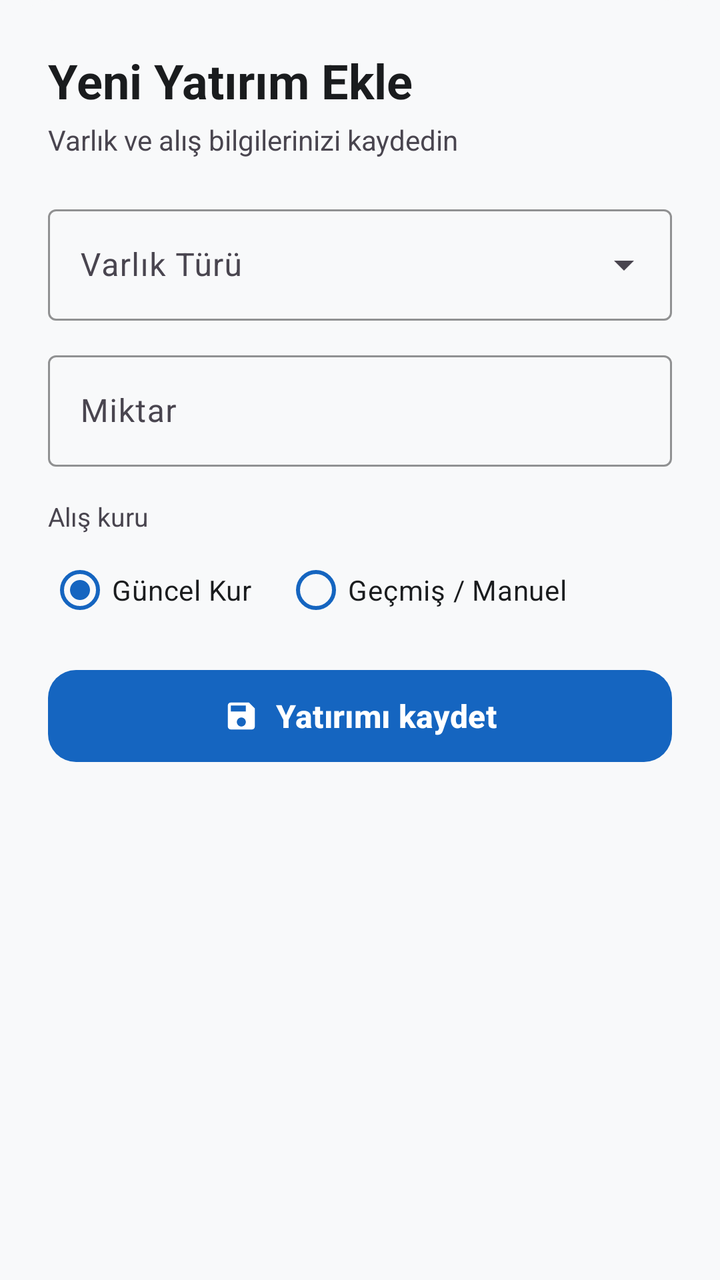
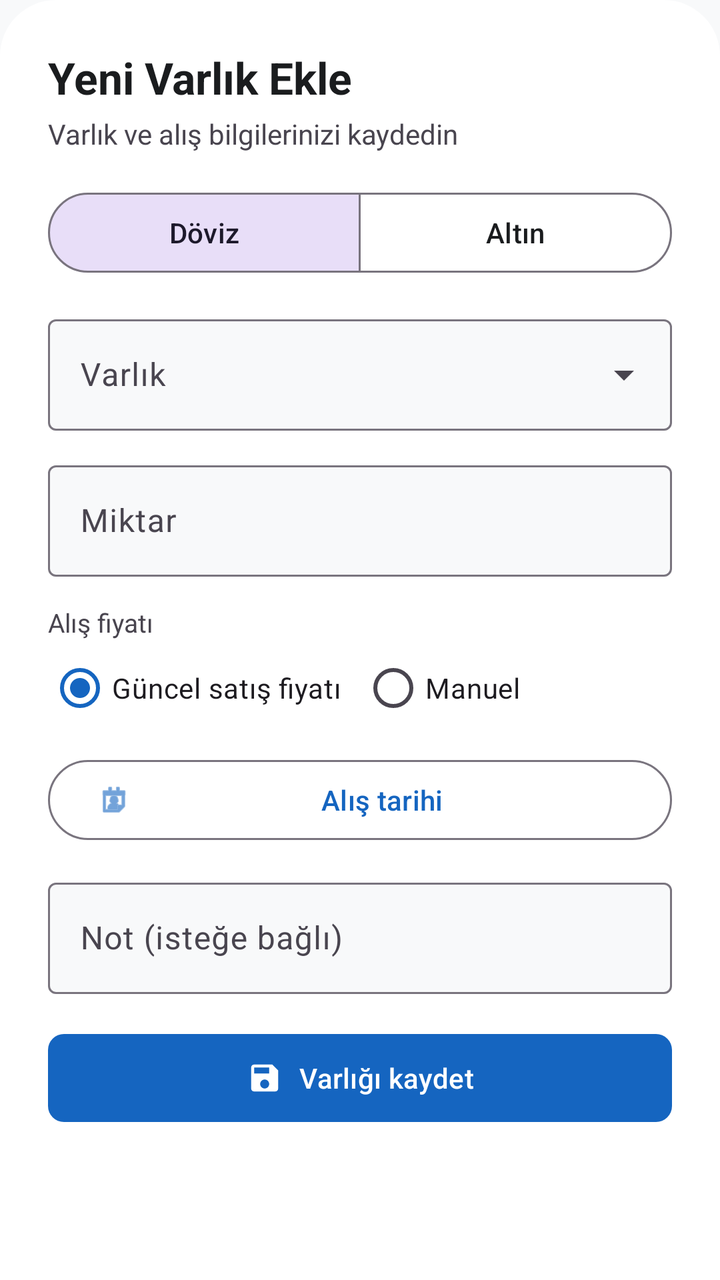

Compare the two renders of this Android layout. The source of the first and the diff that turns it into the second are given below.
<!-- AndroidManifest.xml: application theme Theme.DigitalWallet -->
<!-- res/layout/bottom_sheet_add_investment.xml -->
<?xml version="1.0" encoding="utf-8"?>
<androidx.core.widget.NestedScrollView
    xmlns:android="http://schemas.android.com/apk/res/android"
    xmlns:app="http://schemas.android.com/apk/res-auto"
    xmlns:tools="http://schemas.android.com/tools"
    android:layout_width="match_parent"
    android:layout_height="wrap_content"
    android:background="@drawable/bg_bottom_sheet_surface"
    android:fillViewport="true"
    android:overScrollMode="never">

    <LinearLayout
        android:layout_width="match_parent"
        android:layout_height="wrap_content"
    android:orientation="vertical"
    android:paddingStart="24dp"
    android:paddingTop="24dp"
    android:paddingEnd="24dp"
    android:paddingBottom="32dp">

    <TextView
        android:layout_width="wrap_content"
        android:layout_height="wrap_content"
        android:text="Yeni Yatırım Ekle"
        android:textColor="?attr/colorOnSurface"
        android:textSize="24sp"
        android:textStyle="bold" />

    <TextView
        android:layout_width="wrap_content"
        android:layout_height="wrap_content"
        android:layout_marginTop="4dp"
        android:layout_marginBottom="20dp"
        android:text="Varlık ve alış bilgilerinizi kaydedin"
        android:textColor="?attr/colorOnSurfaceVariant"
        android:textSize="14sp" />

    
    <com.google.android.material.textfield.TextInputLayout
        android:id="@+id/layoutAssetType"
        style="@style/Widget.Material3.TextInputLayout.OutlinedBox.ExposedDropdownMenu"
        android:layout_width="match_parent"
        android:layout_height="wrap_content"
        android:layout_marginBottom="12dp"
        android:hint="Varlık Türü"
        app:boxBackgroundColor="?attr/colorSurface"
        app:boxStrokeColor="?attr/colorPrimary"
        app:hintTextColor="?attr/colorOnSurfaceVariant"
        app:placeholderText="Örnek: USD, EUR veya Gram Altın">

        <com.google.android.material.textfield.MaterialAutoCompleteTextView
            android:id="@+id/etAssetType"
            android:layout_width="match_parent"
            android:layout_height="wrap_content"
            android:inputType="none"
            android:textColor="?attr/colorOnSurface"
            android:textColorHint="?attr/colorOnSurfaceVariant"
            tools:ignore="SpeakableTextPresentCheck" />

    </com.google.android.material.textfield.TextInputLayout>

    
    <com.google.android.material.textfield.TextInputLayout
        android:id="@+id/layoutInvestmentAmount"
        style="@style/Widget.Material3.TextInputLayout.OutlinedBox"
        android:layout_width="match_parent"
        android:layout_height="wrap_content"
        android:layout_marginBottom="12dp"
        android:hint="Miktar"
        app:boxBackgroundColor="?attr/colorSurface"
        app:boxStrokeColor="?attr/colorPrimary"
        app:hintTextColor="?attr/colorOnSurfaceVariant"
        app:placeholderText="Örnek: 1, 2,5 veya 10">

        <com.google.android.material.textfield.TextInputEditText
            android:id="@+id/etInvestmentAmount"
            android:layout_width="match_parent"
            android:layout_height="wrap_content"
            android:inputType="numberDecimal"
            android:textColor="?attr/colorOnSurface"
            android:textColorHint="?attr/colorOnSurfaceVariant"
            tools:ignore="SpeakableTextPresentCheck" />

    </com.google.android.material.textfield.TextInputLayout>

    
    <TextView
        android:layout_width="wrap_content"
        android:layout_height="wrap_content"
        android:layout_marginTop="4dp"
        android:layout_marginBottom="4dp"
        android:text="Alış kuru"
        android:textColor="?attr/colorOnSurfaceVariant"
        android:textSize="13sp" />

    
    <RadioGroup
        android:id="@+id/rgRateType"
        android:layout_width="match_parent"
        android:layout_height="wrap_content"
        android:layout_marginBottom="12dp"
        android:orientation="horizontal">

        <com.google.android.material.radiobutton.MaterialRadioButton
            android:id="@+id/rbCurrentRate"
            android:layout_width="wrap_content"
            android:layout_height="wrap_content"
            android:checked="true"
            android:text="Güncel Kur"
            android:textColor="?attr/colorOnSurface"
            app:buttonTint="?attr/colorPrimary" />

        <com.google.android.material.radiobutton.MaterialRadioButton
            android:id="@+id/rbManualRate"
            android:layout_width="wrap_content"
            android:layout_height="wrap_content"
            android:layout_marginStart="16dp"
            android:text="Geçmiş / Manuel"
            android:textColor="?attr/colorOnSurface"
            app:buttonTint="?attr/colorPrimary" />

    </RadioGroup>

    
    <com.google.android.material.textfield.TextInputLayout
        android:id="@+id/layoutManualRate"
        style="@style/Widget.Material3.TextInputLayout.OutlinedBox"
        android:layout_width="match_parent"
        android:layout_height="wrap_content"
        android:layout_marginBottom="16dp"
        android:hint="Alış Kuru"
        android:visibility="gone"
        app:boxBackgroundColor="?attr/colorSurface"
        app:boxStrokeColor="?attr/colorPrimary"
        app:hintTextColor="?attr/colorOnSurfaceVariant"
        app:placeholderText="Örnek: 34,50">

        <com.google.android.material.textfield.TextInputEditText
            android:id="@+id/etManualRate"
            android:layout_width="match_parent"
            android:layout_height="wrap_content"
            android:inputType="numberDecimal"
            android:textColor="?attr/colorOnSurface"
            android:textColorHint="?attr/colorOnSurfaceVariant"
            tools:ignore="SpeakableTextPresentCheck" />

    </com.google.android.material.textfield.TextInputLayout>

    <com.google.android.material.button.MaterialButton
        android:id="@+id/btnSaveInvestment"
        android:layout_width="match_parent"
        android:layout_height="wrap_content"
        android:minHeight="54dp"
        android:text="Yatırımı kaydet"
        android:textAllCaps="false"
        android:textColor="?attr/colorOnPrimary"
        android:textSize="16sp"
        android:textStyle="bold"
        app:backgroundTint="?attr/colorPrimary"
        app:cornerRadius="14dp"
        app:icon="@drawable/ic_save"
        app:iconGravity="textStart"
        app:iconPadding="8dp"
        app:iconTint="?attr/colorOnPrimary" />

    </LinearLayout>

</androidx.core.widget.NestedScrollView>
<!-- resources referenced by this layout -->
<resources>
  <!-- drawable bg_bottom_sheet_surface (drawable) -->
  <?xml version="1.0" encoding="utf-8"?>
  <shape xmlns:android="http://schemas.android.com/apk/res/android"
      android:shape="rectangle">
  
      <solid android:color="?attr/colorSurface" />
  
      <corners
          android:topLeftRadius="28dp"
          android:topRightRadius="28dp" />
  
  </shape>
  <!-- drawable ic_save (drawable) -->
  <?xml version="1.0" encoding="utf-8"?>
  <vector xmlns:android="http://schemas.android.com/apk/res/android"
      android:width="24dp"
      android:height="24dp"
      android:viewportWidth="24"
      android:viewportHeight="24">
      <path
          android:fillColor="#FF000000"
          android:pathData="M17,3H5c-1.11,0 -2,0.9 -2,2v14c0,1.1 0.89,2 2,2h14c1.1,0 2,-0.9 2,-2V7l-4,-4zM12,19c-1.66,0 -3,-1.34 -3,-3s1.34,-3 3,-3 3,1.34 3,3 -1.34,3 -3,3zM15,9H5V5h10v4z" />
  </vector>
  <style name="Theme.DigitalWallet" parent="Base.Theme.DigitalWallet" />
  <style name="Base.Theme.DigitalWallet" parent="Theme.Material3.DayNight.NoActionBar">
  
          <item name="colorPrimary">#1565C0</item>
          <item name="colorOnPrimary">#FFFFFF</item>
  
          <item name="colorSecondary">#00897B</item>
          <item name="colorOnSecondary">#FFFFFF</item>
  
          <item name="colorSurface">#F8F9FA</item>
          <item name="colorOnSurface">#1A1C1E</item>
  
          <item name="colorSurfaceVariant">#E7E9EC</item>
          <item name="colorOnSurfaceVariant">#49454F</item>
  
          <item name="android:colorBackground">#F8F9FA</item>
          <item name="colorOnBackground">#1A1C1E</item>
  
          <item name="colorError">#BA1A1A</item>
          <item name="colorOnError">#FFFFFF</item>
  
          <item name="android:statusBarColor">#F8F9FA</item>
          <item name="android:navigationBarColor">#F8F9FA</item>
  
          <item name="android:windowLightStatusBar">true</item>
          <item name="android:windowActionModeOverlay">true</item>
  
      </style>
</resources>

<!-- the commit's change to res/layout/bottom_sheet_add_investment.xml (unified diff, before → after) -->
@@ -2,166 +2,192 @@
 <androidx.core.widget.NestedScrollView
     xmlns:android="http://schemas.android.com/apk/res/android"
     xmlns:app="http://schemas.android.com/apk/res-auto"
-    xmlns:tools="http://schemas.android.com/tools"
     android:layout_width="match_parent"
     android:layout_height="wrap_content"
     android:background="@drawable/bg_bottom_sheet_surface"
-    android:fillViewport="true"
-    android:overScrollMode="never">
+    android:fillViewport="true">
 
     <LinearLayout
         android:layout_width="match_parent"
         android:layout_height="wrap_content"
-    android:orientation="vertical"
-    android:paddingStart="24dp"
-    android:paddingTop="24dp"
-    android:paddingEnd="24dp"
-    android:paddingBottom="32dp">
+        android:orientation="vertical"
+        android:paddingStart="24dp"
+        android:paddingTop="24dp"
+        android:paddingEnd="24dp"
+        android:paddingBottom="32dp">
 
-    <TextView
-        android:layout_width="wrap_content"
-        android:layout_height="wrap_content"
-        android:text="Yeni Yatırım Ekle"
-        android:textColor="?attr/colorOnSurface"
-        android:textSize="24sp"
-        android:textStyle="bold" />
+        <TextView
+            android:layout_width="wrap_content"
+            android:layout_height="wrap_content"
+            android:text="Yeni Varlık Ekle"
+            android:textColor="?attr/colorOnSurface"
+            android:textSize="22sp"
+            android:textStyle="bold" />
 
-    <TextView
-        android:layout_width="wrap_content"
-        android:layout_height="wrap_content"
-        android:layout_marginTop="4dp"
-        android:layout_marginBottom="20dp"
-        android:text="Varlık ve alış bilgilerinizi kaydedin"
-        android:textColor="?attr/colorOnSurfaceVariant"
-        android:textSize="14sp" />
+        <TextView
+            android:layout_width="wrap_content"
+            android:layout_height="wrap_content"
+            android:layout_marginTop="4dp"
+            android:layout_marginBottom="16dp"
+            android:text="Varlık ve alış bilgilerinizi kaydedin"
+            android:textColor="?attr/colorOnSurfaceVariant"
+            android:textSize="14sp" />
 
-    
-    <com.google.android.material.textfield.TextInputLayout
-        android:id="@+id/layoutAssetType"
-        style="@style/Widget.Material3.TextInputLayout.OutlinedBox.ExposedDropdownMenu"
-        android:layout_width="match_parent"
-        android:layout_height="wrap_content"
-        android:layout_marginBottom="12dp"
-        android:hint="Varlık Türü"
-        app:boxBackgroundColor="?attr/colorSurface"
-        app:boxStrokeColor="?attr/colorPrimary"
-        app:hintTextColor="?attr/colorOnSurfaceVariant"
-        app:placeholderText="Örnek: USD, EUR veya Gram Altın">
-
-        <com.google.android.material.textfield.MaterialAutoCompleteTextView
-            android:id="@+id/etAssetType"
+        <com.google.android.material.button.MaterialButtonToggleGroup
+            android:id="@+id/assetKindToggle"
             android:layout_width="match_parent"
             android:layout_height="wrap_content"
-            android:inputType="none"
-            android:textColor="?attr/colorOnSurface"
-            android:textColorHint="?attr/colorOnSurfaceVariant"
-            tools:ignore="SpeakableTextPresentCheck" />
+            android:layout_marginBottom="14dp"
+            app:checkedButton="@id/btnCurrencyKind"
+            app:selectionRequired="true"
+            app:singleSelection="true">
 
-    </com.google.android.material.textfield.TextInputLayout>
+            <com.google.android.material.button.MaterialButton
+                android:id="@+id/btnCurrencyKind"
+                style="@style/Widget.Material3.Button.OutlinedButton"
+                android:layout_width="0dp"
+                android:layout_height="wrap_content"
+                android:layout_weight="1"
+                android:text="Döviz"
+                android:textAllCaps="false" />
 
-    
-    <com.google.android.material.textfield.TextInputLayout
-        android:id="@+id/layoutInvestmentAmount"
-        style="@style/Widget.Material3.TextInputLayout.OutlinedBox"
-        android:layout_width="match_parent"
-        android:layout_height="wrap_content"
-        android:layout_marginBottom="12dp"
-        android:hint="Miktar"
-        app:boxBackgroundColor="?attr/colorSurface"
-        app:boxStrokeColor="?attr/colorPrimary"
-        app:hintTextColor="?attr/colorOnSurfaceVariant"
-        app:placeholderText="Örnek: 1, 2,5 veya 10">
+            <com.google.android.material.button.MaterialButton
+                android:id="@+id/btnGoldKind"
+                style="@style/Widget.Material3.Button.OutlinedButton"
+                android:layout_width="0dp"
+                android:layout_height="wrap_content"
+                android:layout_weight="1"
+                android:text="Altın"
+                android:textAllCaps="false" />
 
-        <com.google.android.material.textfield.TextInputEditText
-            android:id="@+id/etInvestmentAmount"
+        </com.google.android.material.button.MaterialButtonToggleGroup>
+
+        <com.google.android.material.textfield.TextInputLayout
+            android:id="@+id/layoutAssetType"
+            style="@style/Widget.Material3.TextInputLayout.OutlinedBox.ExposedDropdownMenu"
             android:layout_width="match_parent"
             android:layout_height="wrap_content"
-            android:inputType="numberDecimal"
-            android:textColor="?attr/colorOnSurface"
-            android:textColorHint="?attr/colorOnSurfaceVariant"
-            tools:ignore="SpeakableTextPresentCheck" />
+            android:layout_marginBottom="12dp"
+            android:hint="Varlık"
+            app:boxBackgroundColor="?attr/colorSurface">
 
-    </com.google.android.material.textfield.TextInputLayout>
+            <com.google.android.material.textfield.MaterialAutoCompleteTextView
+                android:id="@+id/etAssetType"
+                android:layout_width="match_parent"
+                android:layout_height="wrap_content"
+                android:inputType="none" />
 
-    
-    <TextView
-        android:layout_width="wrap_content"
-        android:layout_height="wrap_content"
-        android:layout_marginTop="4dp"
-        android:layout_marginBottom="4dp"
-        android:text="Alış kuru"
-        android:textColor="?attr/colorOnSurfaceVariant"
-        android:textSize="13sp" />
+        </com.google.android.material.textfield.TextInputLayout>
 
-    
-    <RadioGroup
-        android:id="@+id/rgRateType"
-        android:layout_width="match_parent"
-        android:layout_height="wrap_content"
-        android:layout_marginBottom="12dp"
-        android:orientation="horizontal">
+        <com.google.android.material.textfield.TextInputLayout
+            android:id="@+id/layoutInvestmentAmount"
+            style="@style/Widget.Material3.TextInputLayout.OutlinedBox"
+            android:layout_width="match_parent"
+            android:layout_height="wrap_content"
+            android:layout_marginBottom="12dp"
+            android:hint="Miktar"
+            app:boxBackgroundColor="?attr/colorSurface"
+            app:placeholderText="Örnek: 12,5">
 
-        <com.google.android.material.radiobutton.MaterialRadioButton
-            android:id="@+id/rbCurrentRate"
+            <com.google.android.material.textfield.TextInputEditText
+                android:id="@+id/etInvestmentAmount"
+                android:layout_width="match_parent"
+                android:layout_height="wrap_content"
+                android:digits="0123456789.,"
+                android:inputType="numberDecimal"
+                android:maxLength="24" />
+
+        </com.google.android.material.textfield.TextInputLayout>
+
+        <TextView
             android:layout_width="wrap_content"
             android:layout_height="wrap_content"
-            android:checked="true"
-            android:text="Güncel Kur"
-            android:textColor="?attr/colorOnSurface"
-            app:buttonTint="?attr/colorPrimary" />
+            android:layout_marginTop="2dp"
+            android:text="Alış fiyatı"
+            android:textColor="?attr/colorOnSurfaceVariant"
+            android:textSize="13sp" />
 
-        <com.google.android.material.radiobutton.MaterialRadioButton
-            android:id="@+id/rbManualRate"
-            android:layout_width="wrap_content"
-            android:layout_height="wrap_content"
-            android:layout_marginStart="16dp"
-            android:text="Geçmiş / Manuel"
-            android:textColor="?attr/colorOnSurface"
-            app:buttonTint="?attr/colorPrimary" />
-
-    </RadioGroup>
-
-    
-    <com.google.android.material.textfield.TextInputLayout
-        android:id="@+id/layoutManualRate"
-        style="@style/Widget.Material3.TextInputLayout.OutlinedBox"
-        android:layout_width="match_parent"
-        android:layout_height="wrap_content"
-        android:layout_marginBottom="16dp"
-        android:hint="Alış Kuru"
-        android:visibility="gone"
-        app:boxBackgroundColor="?attr/colorSurface"
-        app:boxStrokeColor="?attr/colorPrimary"
-        app:hintTextColor="?attr/colorOnSurfaceVariant"
-        app:placeholderText="Örnek: 34,50">
-
-        <com.google.android.material.textfield.TextInputEditText
-            android:id="@+id/etManualRate"
+        <RadioGroup
+            android:id="@+id/rgRateType"
             android:layout_width="match_parent"
             android:layout_height="wrap_content"
-            android:inputType="numberDecimal"
-            android:textColor="?attr/colorOnSurface"
-            android:textColorHint="?attr/colorOnSurfaceVariant"
-            tools:ignore="SpeakableTextPresentCheck" />
+            android:layout_marginBottom="8dp"
+            android:orientation="horizontal">
 
-    </com.google.android.material.textfield.TextInputLayout>
+            <com.google.android.material.radiobutton.MaterialRadioButton
+                android:id="@+id/rbCurrentRate"
+                android:layout_width="wrap_content"
+                android:layout_height="wrap_content"
+                android:checked="true"
+                android:text="Güncel satış fiyatı" />
 
-    <com.google.android.material.button.MaterialButton
-        android:id="@+id/btnSaveInvestment"
-        android:layout_width="match_parent"
-        android:layout_height="wrap_content"
-        android:minHeight="54dp"
-        android:text="Yatırımı kaydet"
-        android:textAllCaps="false"
-        android:textColor="?attr/colorOnPrimary"
-        android:textSize="16sp"
-        android:textStyle="bold"
-        app:backgroundTint="?attr/colorPrimary"
-        app:cornerRadius="14dp"
-        app:icon="@drawable/ic_save"
-        app:iconGravity="textStart"
-        app:iconPadding="8dp"
-        app:iconTint="?attr/colorOnPrimary" />
+            <com.google.android.material.radiobutton.MaterialRadioButton
+                android:id="@+id/rbManualRate"
+                android:layout_width="wrap_content"
+                android:layout_height="wrap_content"
+                android:layout_marginStart="10dp"
+                android:text="Manuel" />
+
+        </RadioGroup>
+
+        <com.google.android.material.textfield.TextInputLayout
+            android:id="@+id/layoutManualRate"
+            style="@style/Widget.Material3.TextInputLayout.OutlinedBox"
+            android:layout_width="match_parent"
+            android:layout_height="wrap_content"
+            android:layout_marginBottom="12dp"
+            android:hint="Birim alış fiyatı (TL)"
+            android:visibility="gone"
+            app:boxBackgroundColor="?attr/colorSurface">
+
+            <com.google.android.material.textfield.TextInputEditText
+                android:id="@+id/etManualRate"
+                android:layout_width="match_parent"
+                android:layout_height="wrap_content"
+                android:digits="0123456789.,"
+                android:inputType="numberDecimal"
+                android:maxLength="24" />
+
+        </com.google.android.material.textfield.TextInputLayout>
+
+        <com.google.android.material.button.MaterialButton
+            android:id="@+id/btnPurchaseDate"
+            style="@style/Widget.Material3.Button.OutlinedButton"
+            android:layout_width="match_parent"
+            android:layout_height="wrap_content"
+            android:layout_marginBottom="12dp"
+            android:text="Alış tarihi"
+            android:textAllCaps="false"
+            app:icon="@android:drawable/ic_menu_my_calendar" />
+
+        <com.google.android.material.textfield.TextInputLayout
+            android:id="@+id/layoutInvestmentNote"
+            style="@style/Widget.Material3.TextInputLayout.OutlinedBox"
+            android:layout_width="match_parent"
+            android:layout_height="wrap_content"
+            android:layout_marginBottom="16dp"
+            android:hint="Not (isteğe bağlı)"
+            app:boxBackgroundColor="?attr/colorSurface">
+
+            <com.google.android.material.textfield.TextInputEditText
+                android:id="@+id/etInvestmentNote"
+                android:layout_width="match_parent"
+                android:layout_height="wrap_content"
+                android:inputType="textCapSentences|textMultiLine"
+                android:maxLines="3" />
+
+        </com.google.android.material.textfield.TextInputLayout>
+
+        <com.google.android.material.button.MaterialButton
+            android:id="@+id/btnSaveInvestment"
+            android:layout_width="match_parent"
+            android:layout_height="wrap_content"
+            android:minHeight="52dp"
+            android:text="Varlığı kaydet"
+            android:textAllCaps="false"
+            app:cornerRadius="8dp"
+            app:icon="@drawable/ic_save"
+            app:iconGravity="textStart" />
 
     </LinearLayout>
 
<!-- resource entries referenced after the edit -->
@@ -5,7 +5,7 @@
   <shape xmlns:android="http://schemas.android.com/apk/res/android"
       android:shape="rectangle">
   
-      <solid android:color="?attr/colorSurface" />
+      <solid android:color="@color/surface_sheet" />
   
       <corners
           android:topLeftRadius="28dp"
@@ -24,6 +24,7 @@
           android:pathData="M17,3H5c-1.11,0 -2,0.9 -2,2v14c0,1.1 0.89,2 2,2h14c1.1,0 2,-0.9 2,-2V7l-4,-4zM12,19c-1.66,0 -3,-1.34 -3,-3s1.34,-3 3,-3 3,1.34 3,3 -1.34,3 -3,3zM15,9H5V5h10v4z" />
   </vector>
   <style name="Theme.DigitalWallet" parent="Base.Theme.DigitalWallet" />
+  <color name="surface_sheet">#FFFFFF</color>
   <style name="Base.Theme.DigitalWallet" parent="Theme.Material3.DayNight.NoActionBar">
   
           <item name="colorPrimary">#1565C0</item>
@@ -32,24 +33,44 @@
           <item name="colorSecondary">#00897B</item>
           <item name="colorOnSecondary">#FFFFFF</item>
   
-          <item name="colorSurface">#F8F9FA</item>
+          <item name="colorSurface">@color/surface_main</item>
           <item name="colorOnSurface">#1A1C1E</item>
   
-          <item name="colorSurfaceVariant">#E7E9EC</item>
+          <item name="colorSurfaceVariant">@color/surface_variant_soft</item>
           <item name="colorOnSurfaceVariant">#49454F</item>
   
-          <item name="android:colorBackground">#F8F9FA</item>
+          <item name="android:colorBackground">@color/surface_main</item>
           <item name="colorOnBackground">#1A1C1E</item>
   
           <item name="colorError">#BA1A1A</item>
           <item name="colorOnError">#FFFFFF</item>
   
-          <item name="android:statusBarColor">#F8F9FA</item>
-          <item name="android:navigationBarColor">#F8F9FA</item>
+          <item name="android:statusBarColor">@color/surface_main</item>
+          <item name="android:navigationBarColor">@color/surface_main</item>
+          <item name="bottomSheetDialogTheme">
+              @style/ThemeOverlay.VarlikCep.BottomSheet
+          </item>
+          <item name="materialAlertDialogTheme">
+              @style/ThemeOverlay.VarlikCep.Dialog
+          </item>
   
           <item name="android:windowLightStatusBar">true</item>
           <item name="android:windowActionModeOverlay">true</item>
   
       </style>
+  <color name="surface_main">#F8F9FA</color>
+  <color name="surface_variant_soft">#E7E9EC</color>
+  <style name="ThemeOverlay.VarlikCep.BottomSheet" parent="ThemeOverlay.Material3.BottomSheetDialog">
+  
+          <item name="colorSurface">@color/surface_sheet</item>
+  
+      </style>
+  <style name="ThemeOverlay.VarlikCep.Dialog" parent="ThemeOverlay.Material3.MaterialAlertDialog">
+  
+          <item name="colorSurface">@color/surface_dialog</item>
+          <item name="android:colorBackground">@color/surface_dialog</item>
+  
+      </style>
+  <color name="surface_dialog">#FCFCFD</color>
 </resources>
 
